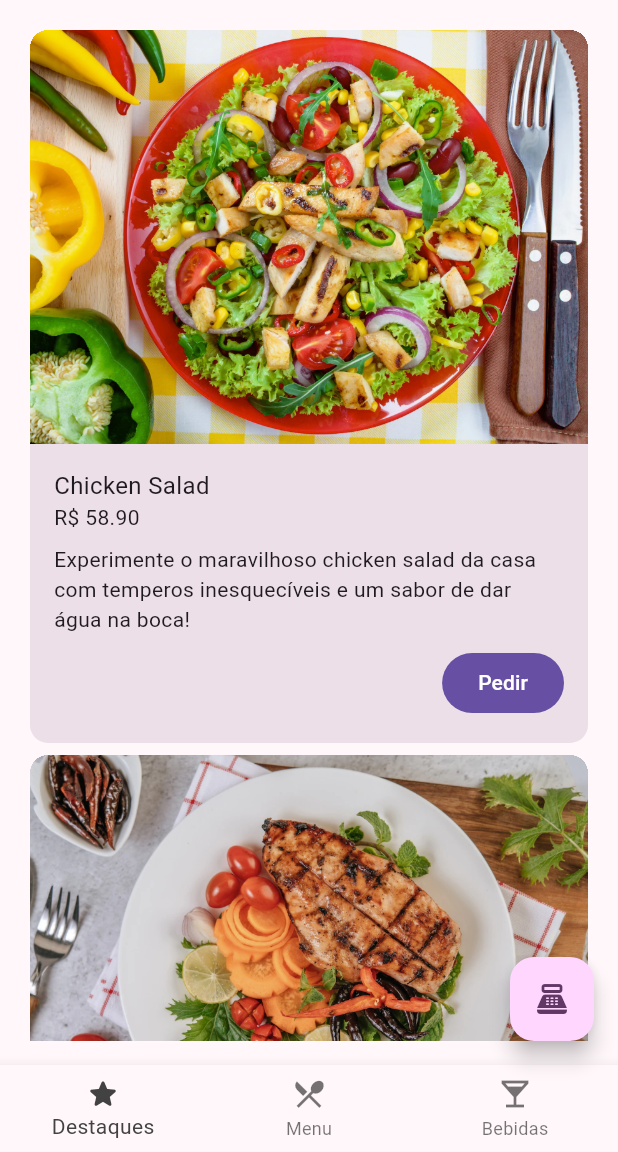
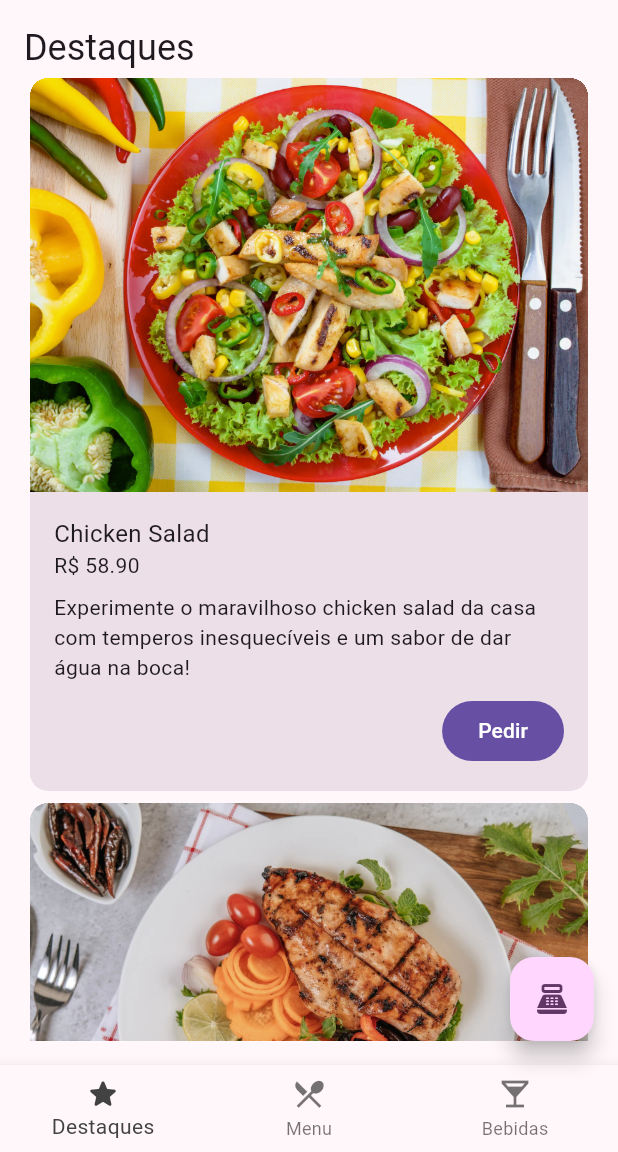
Before and after one commit to edvaldo-65/panucci_ristorante, a Flutter app: the screen it shows after launch, on a phone screen of 412 x 824 dp, the part 84-1236 px from its top. Run offline on Flutter 3.47's test engine with Material 3 defaults, Android fonts, the phone set to English and light mode, and no system bars.

Commit message:
:sparkle: feat - Enhancing the Highlights screen with the CustomScrollView and SliverToBoxAdapter widgets.

```diff
--- a/lib/screens/highlights.dart
+++ b/lib/screens/highlights.dart
@@ -1,25 +1,37 @@
-import 'package:flutter/material.dart';
-
+import 'package:flutter/material.dart' show BuildContext,
+CustomScrollView, EdgeInsets, Padding, SliverChildBuilderDelegate,
+SliverList, SliverToBoxAdapter, StatelessWidget, Text, Theme, Widget;
 import '../cardapio.dart';
 import '../components/highlight_item.dart';
 
 class Highlights extends StatelessWidget {
   const Highlights({super.key});
+
   final List items = destaques;
 
   @override
   Widget build(BuildContext context) {
     return Padding(
       padding: const EdgeInsets.all(16.0),
-      child: ListView.builder(
-        itemBuilder: (context, index){
+      child: CustomScrollView(
+        slivers: <Widget>[
+          SliverToBoxAdapter(
+            child: Text(
+              "Destaques",
+              style: Theme.of(context).textTheme.headlineSmall,
+            ),
+          ),
+          SliverList(
+            delegate: SliverChildBuilderDelegate((context, index) {
               return HighlightItem(
                 imageURI: items[index]["image"],
                 itemTitle: items[index]["name"],
                 itemPrice: items[index]["price"],
-              itemDescription: items[index]["description"]
+                itemDescription: items[index]["description"],
               );
-        },
+            }, childCount: items.length),
+          ),
+        ],
       ),
     );
   }
```
Lines whose indentation alone changed are shown as unchanged.
